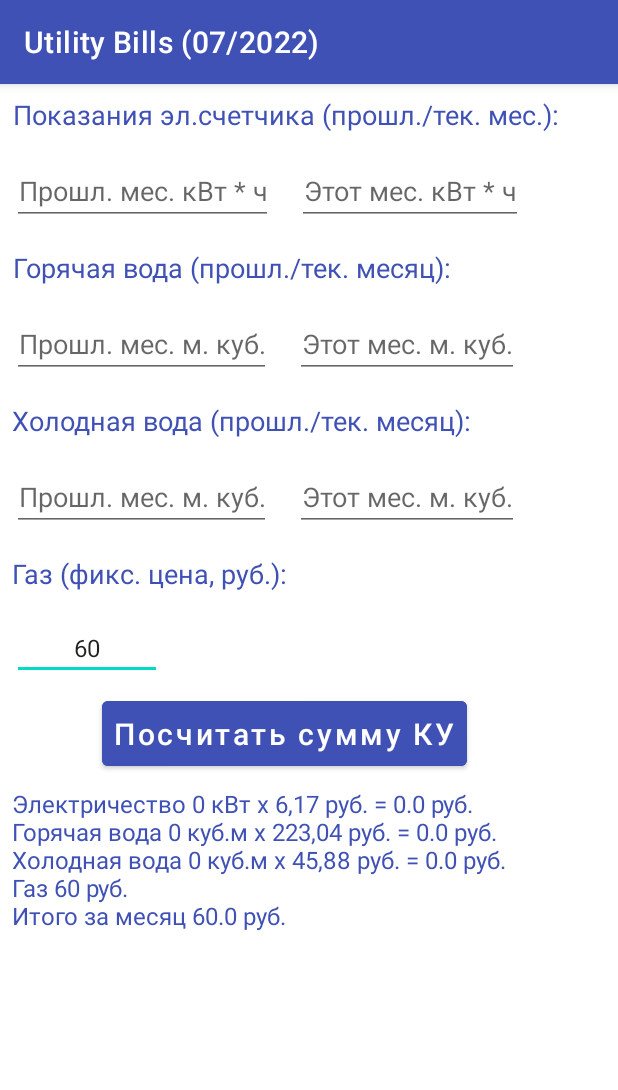
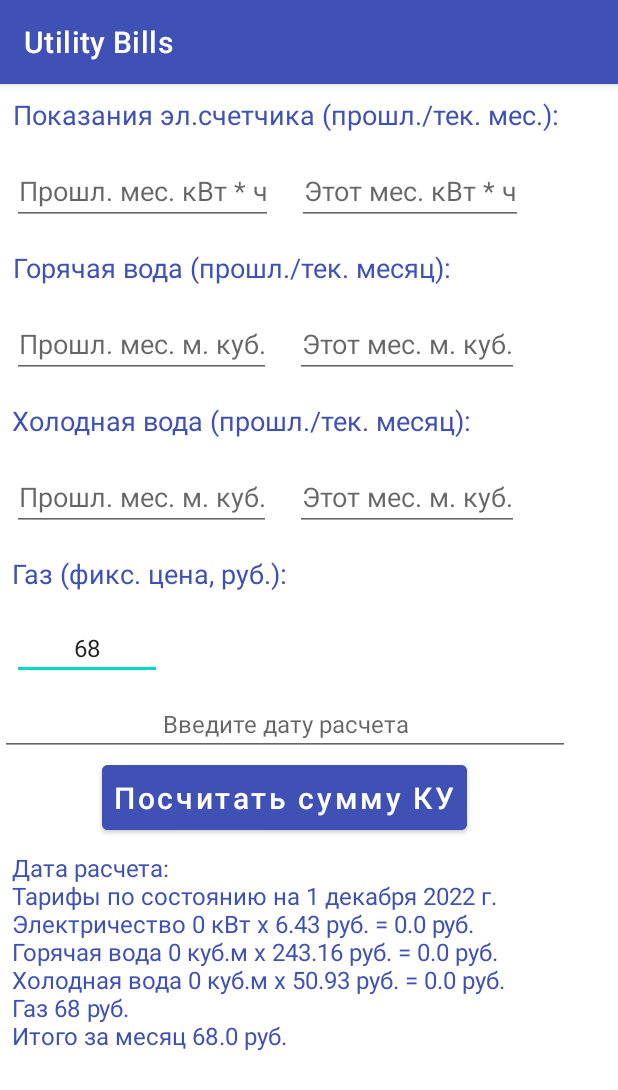
Before and after one commit to alexpurs1980/UtilityBillsApp, an Android app: the screen it shows after launch (MainActivity), after a tap on "Посчитать сумму КУ", on a phone screen of 412 x 824 dp. Shown: the top 1090 px of the screen. Run offline under Robolectric (Android 15) with nearby library versions, the phone set to English and light mode, and no system bars; 6 statements that could not run were skipped.

Commit message:
Add date of calc and date for tariffs, change all nums in calc on values (vars)

```diff
--- a/app/src/main/AndroidManifest.xml
+++ b/app/src/main/AndroidManifest.xml
@@ -8,7 +8,7 @@
         android:dataExtractionRules="@xml/data_extraction_rules"
         android:fullBackupContent="@xml/backup_rules"
         android:icon="@mipmap/ic_launcher"
-        android:label="Utility Bills (07/2022)"
+        android:label="Utility Bills"
         android:roundIcon="@mipmap/ic_launcher_round"
         android:supportsRtl="true"
         android:theme="@style/Theme.MyFirstProject"
--- a/app/src/main/java/com/example/myfirstproject/MainActivity.kt
+++ b/app/src/main/java/com/example/myfirstproject/MainActivity.kt
@@ -40,23 +40,34 @@ class MainActivity : AppCompatActivity() {
             val coldWaterLast = binding.coldWaterLastEditText.text.toString().toInt()
             val coldWaterNow = binding.coldWaterNowEditText.text.toString().toInt()
             val gasPrice = binding.gasEditText.text.toString().toInt()
+            var dateOfCalc = binding.editTextTextDateOfCalc?.text.toString()
 
-            //вычисление (работа с данными) - тарифы на 1 июля 2022 г.
-            // кВт час = 6,17 руб.
-            // горячая вода = 223,04 руб.
-            // холодная вода = 45,88 руб.
-            // газ = 60 руб.
-            val electricySum = "Электричество ${electricyNow - electricyLast} кВт х 6,17 руб. = ${(electricyNow - electricyLast) * 6.17} руб."
-            val hotWaterSum = "\nГорячая вода ${hotWaterNow - hotWaterLast} куб.м х 223,04 руб. = ${(hotWaterNow - hotWaterLast) * 223.04} руб."
-            val coldWaterSum = "\nХолодная вода ${coldWaterNow - coldWaterLast} куб.м х 45,88 руб. = ${(coldWaterNow - coldWaterLast) * 45.88} руб."
+//            // TARIFFS 01/06/2022
+//            val kWh = 6.11
+//            val hotCubeMeter = 223.04
+//            val coldCubeMeter = 45.88
+//            val gasFixPrice = gasPrice
+
+            // TARIFFS 01/12/2022
+            val kWh = 6.43
+            val hotCubeMeter = 243.16
+            val coldCubeMeter = 50.93
+            val gasFixPrice = gasPrice
+
+
+            val electricySum = "\nЭлектричество ${electricyNow - electricyLast} кВт х ${kWh} руб. = ${(electricyNow - electricyLast) * kWh} руб."
+            val hotWaterSum = "\nГорячая вода ${hotWaterNow - hotWaterLast} куб.м х ${hotCubeMeter} руб. = ${(hotWaterNow - hotWaterLast) * hotCubeMeter} руб."
+            val coldWaterSum = "\nХолодная вода ${coldWaterNow - coldWaterLast} куб.м х ${coldCubeMeter} руб. = ${(coldWaterNow - coldWaterLast) * coldCubeMeter} руб."
             val gasSum = "\nГаз ${gasPrice} руб."
-            val totalSum = "\nИтого за месяц ${((electricyNow - electricyLast) * 6.17) + ((hotWaterNow - hotWaterLast) * 223.04) + ((coldWaterNow - coldWaterLast) * 45.88) + 60} руб."
-            val dateToPay = "Тарифы по состоянию на 1 июля 2022 г."
+            val totalSum = "\nИтого за месяц ${((electricyNow - electricyLast) * kWh) + ((hotWaterNow - hotWaterLast) * hotCubeMeter) + ((coldWaterNow - coldWaterLast) * coldCubeMeter) + gasFixPrice} руб."
+//            val dateToPay = "\nТарифы по состоянию на 1 июля 2022 г."
+            val dateToPay = "\nТарифы по состоянию на 1 декабря 2022 г."
+            dateOfCalc = "Дата расчета: " + dateOfCalc
 
 
             //выводим результат (поле принимает только строку - перевод в Стринг)
             binding.resultTextView.setVisibility(View.VISIBLE)
-            binding.resultTextView.text = electricySum + hotWaterSum + coldWaterSum + gasSum + totalSum
+            binding.resultTextView.text = dateOfCalc + dateToPay+ electricySum + hotWaterSum + coldWaterSum + gasSum + totalSum
 
         }
 
--- a/app/src/main/res/layout-v31/activity_main.xml
+++ b/app/src/main/res/layout-v31/activity_main.xml
@@ -128,11 +128,21 @@
             android:id="@+id/gasEditText"
             android:layout_width="100dp"
             android:layout_height="wrap_content"
-            android:text="60"
+            android:text="68"
             android:gravity="center"
             android:textSize="16sp"
             android:layout_margin="8dp"
             android:textAppearance="@style/TextAppearance.AppCompat.Small" />
+
+        <EditText
+            android:id="@+id/editTextTextDateOfCalc"
+            android:layout_width="match_parent"
+            android:layout_height="wrap_content"
+            android:gravity="center"
+            android:textSize="16sp"
+            android:textColor="@color/main_color"
+            android:inputType="textPersonName"
+            android:hint="Введите дату расчета" />
 
         <Button
             android:id="@+id/calcSumButton"
--- a/app/src/main/res/layout/activity_main.xml
+++ b/app/src/main/res/layout/activity_main.xml
@@ -128,11 +128,21 @@
             android:id="@+id/gasEditText"
             android:layout_width="wrap_content"
             android:layout_height="wrap_content"
-            android:text="60"
+            android:text="68"
             android:gravity="center"
             android:textSize="16sp"
             android:layout_margin="8dp"
             android:textAppearance="@style/TextAppearance.AppCompat.Small" />
+
+        <EditText
+            android:id="@+id/editTextTextDateOfCalc"
+            android:layout_width="match_parent"
+            android:layout_height="wrap_content"
+            android:gravity="center"
+            android:textSize="16sp"
+            android:textColor="@color/main_color"
+            android:inputType="textPersonName"
+            android:hint="Введите дату расчета" />
 
         <Button
             android:id="@+id/calcSumButton"
```
